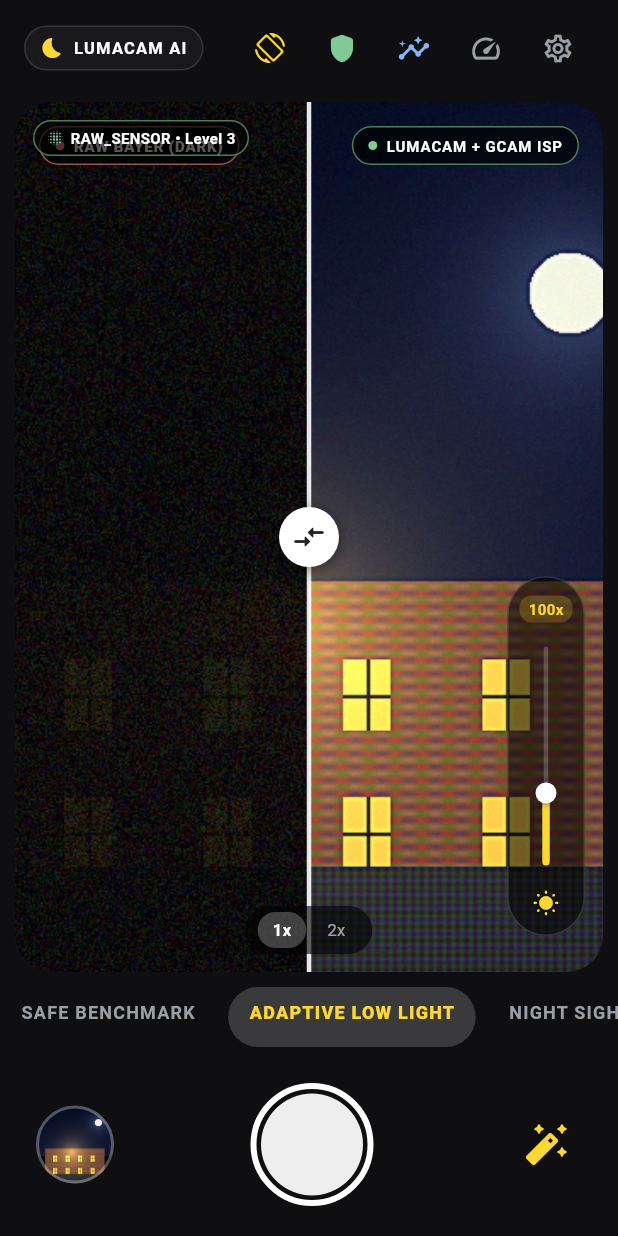
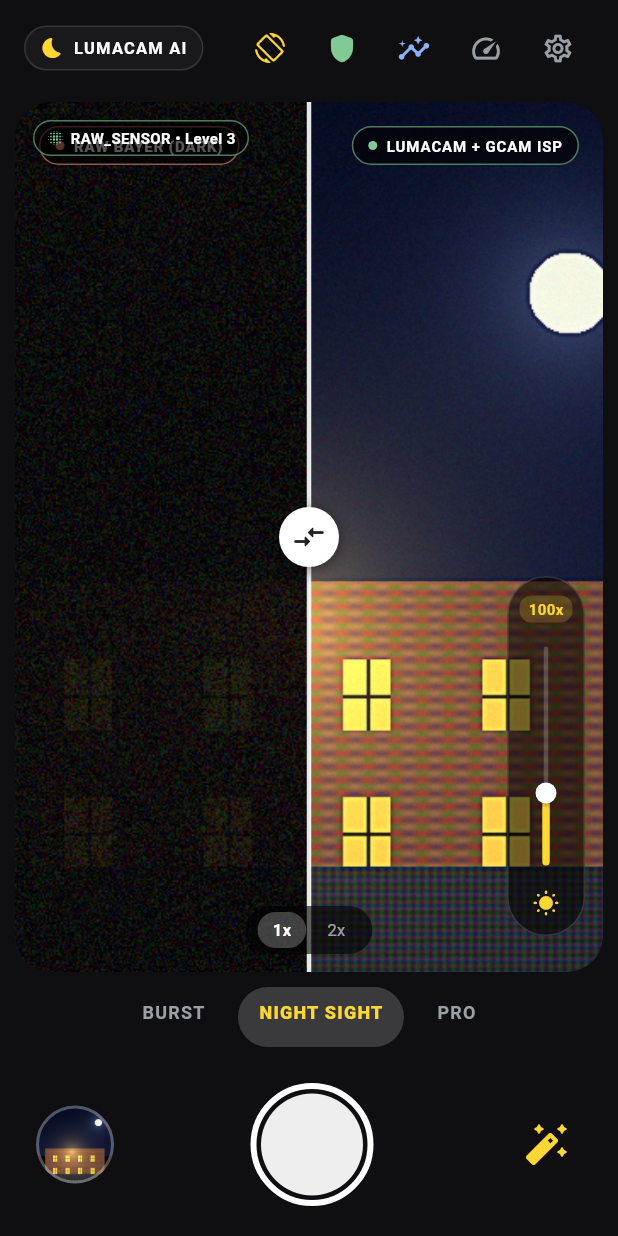
Before and after one commit to Sreenandan2004/LumaCam, a Flutter app: the screen it shows after launch, after a tap on the "videocam" icon, after a tap on the "speed" icon, on a phone screen of 412 x 824 dp. Run offline on Flutter 3.47's test engine with Material 3 defaults, Android fonts, the phone set to English and light mode, and no system bars.

Commit message:
feat(mobile): implement Lucky Imaging anchor keyframe fusion, rapid burst mode, and native MediaStore gallery saving

```diff
--- a/mobile/lib/presentation/screens/gcam_camera_screen.dart
+++ b/mobile/lib/presentation/screens/gcam_camera_screen.dart
@@ -33,7 +33,7 @@
   bool _isHudVisible = true;
   bool _isCapturing = false;
   double _captureProgress = 0.0;
-  int _selectedModeIndex = 1; // Default: 'ADAPTIVE LOW LIGHT'
+  int _selectedModeIndex = 1; // Default: 'NIGHT SIGHT'
   bool _useIspPipeline = true;
   int _comparisonSampleIndex = 0;
   bool _showShutterFlash = false;
@@ -41,10 +41,9 @@
   int _viewfinderQuarterTurns = 0; // Default: 0 quarter turns (counter-clockwise 90° from prior tilt)
 
   final List<String> _cameraModes = [
-    'SAFE BENCHMARK',
-    'ADAPTIVE LOW LIGHT',
-    'NIGHT SIGHT BYPASS',
-    'PRO RAW',
+    'BURST',
+    'NIGHT SIGHT',
+    'PRO',
   ];
 
   // Sample comparison pairs for simulator fallback
@@ -74,7 +73,7 @@
     super.initState();
     _captureAnimationController = AnimationController(
       vsync: this,
-      duration: const Duration(milliseconds: 2400),
+      duration: const Duration(milliseconds: 1500),
     )..addListener(() {
         if (mounted) {
           setState(() => _captureProgress = _captureAnimationController.value);
@@ -100,16 +99,24 @@
   void _handleShutterPress() async {
     if (_isCapturing) return;
 
+    final activeMode = _cameraModes[_selectedModeIndex];
+    final animDuration = activeMode == 'BURST'
+        ? const Duration(milliseconds: 250)
+        : (activeMode == 'PRO' ? const Duration(milliseconds: 500) : const Duration(milliseconds: 1500));
+
+    _captureAnimationController.duration = animDuration;
+
     setState(() {
       _isCapturing = true;
       _captureProgress = 0.0;
     });
 
-    // Start 2.4s Night Sight animation and trigger native capture
+    // Start mode-appropriate progress animation and trigger native capture
     final animFuture = _captureAnimationController.forward(from: 0.0);
     final captureFuture = _camera2Service.captureImage(
       alpha: _exposureAlpha,
       quarterTurns: _viewfinderQuarterTurns,
+      mode: activeMode,
     );
 
     final results = await Future.wait<dynamic>([
@@ -123,8 +130,8 @@
         _showShutterFlash = true;
       });
 
-      // Subtle shutter flash feedback (120ms)
-      await Future.delayed(const Duration(milliseconds: 120));
+      // Subtle shutter flash feedback (80ms)
+      await Future.delayed(const Duration(milliseconds: 80));
       if (mounted) {
         setState(() {
           _showShutterFlash = false;
@@ -310,11 +317,13 @@
                                           ),
                                           Center(
                                             child: Text(
-                                              '${((1.0 - _captureProgress) * 2.5).clamp(0.0, 2.5).toStringAsFixed(1)}s',
-                                              style: const TextStyle(
+                                              _cameraModes[_selectedModeIndex] == 'BURST'
+                                                  ? 'BURST'
+                                                  : '${((1.0 - _captureProgress) * 1.5).clamp(0.0, 1.5).toStringAsFixed(1)}s',
+                                              style: TextStyle(
                                                 color: Colors.white,
                                                 fontWeight: FontWeight.bold,
-                                                fontSize: 13,
+                                                fontSize: _cameraModes[_selectedModeIndex] == 'BURST' ? 10 : 13,
                                               ),
                                             ),
                                           ),
@@ -322,9 +331,9 @@
                                       ),
                                     ),
                                     const SizedBox(height: 16),
-                                    const Text(
-                                      'Hold still...',
-                                      style: TextStyle(
+                                    Text(
+                                      _cameraModes[_selectedModeIndex] == 'BURST' ? 'Instant Freeze Burst' : 'Hold still...',
+                                      style: const TextStyle(
                                         color: Colors.white,
                                         fontSize: 16,
                                         fontWeight: FontWeight.w700,
@@ -332,9 +341,11 @@
                                       ),
                                     ),
                                     const SizedBox(height: 6),
-                                    const Text(
-                                      'Integrating multi-frame exposure & Attention U-Net',
-                                      style: TextStyle(
+                                    Text(
+                                      _cameraModes[_selectedModeIndex] == 'BURST'
+                                          ? 'Freezing motion with rapid sensor keyframe fusion'
+                                          : 'Integrating multi-frame exposure & Lucky Imaging',
+                                      style: const TextStyle(
                                         color: Colors.white70,
                                         fontSize: 11,
                                       ),
@@ -445,7 +456,6 @@
               onModeSelected: (idx) {
                 setState(() {
                   _selectedModeIndex = idx;
-                  _isSafeDemoMode = (idx == 0);
                 });
               },
             ),
```
Also changed, not shown: mobile/lib/core/services/camera2_service.dart (+22 -1 lines), mobile/lib/presentation/screens/captured_preview_screen.dart (+48 -8 lines), 6 other files.
